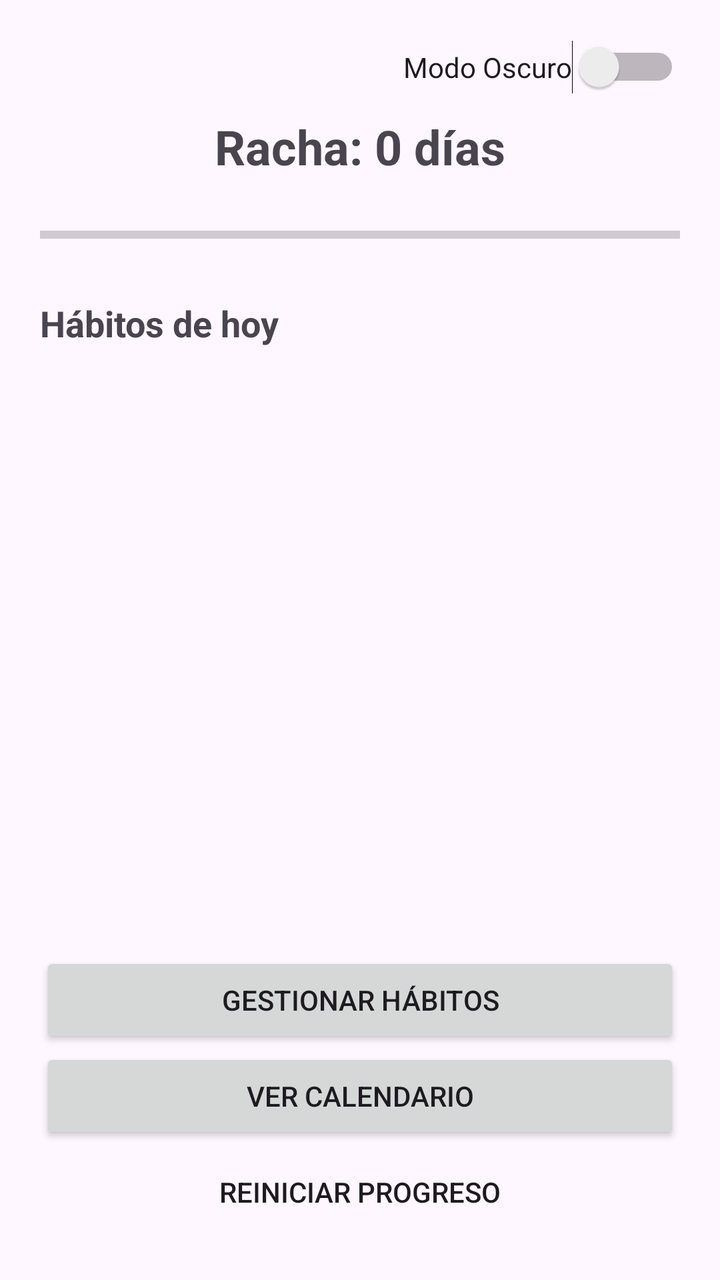
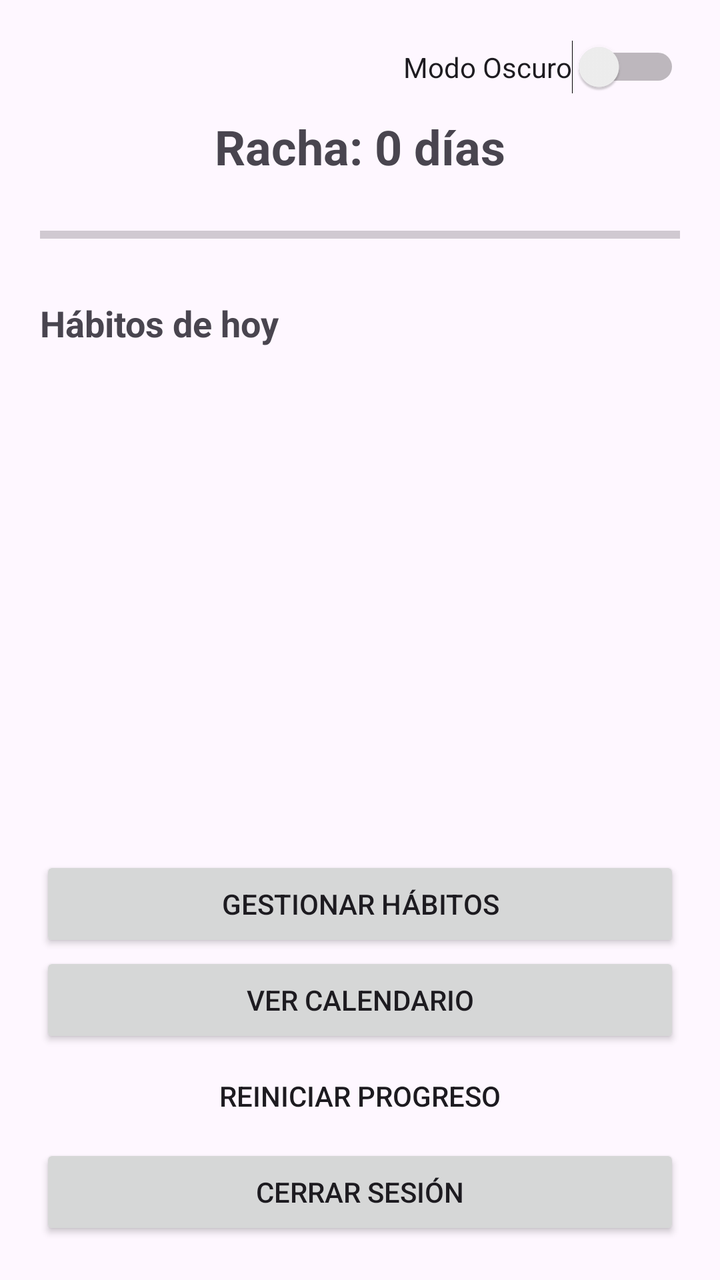

An Android layout rendered at two revisions. The XML below is the earlier revision; the diff shows what the commit changed to produce the second picture.
<!-- AndroidManifest.xml: application theme Theme.HabiTrack -->
<!-- res/layout/activity_main.xml -->
<?xml version="1.0" encoding="utf-8"?>
<LinearLayout xmlns:android="http://schemas.android.com/apk/res/android"
    android:id="@+id/main"
    android:layout_width="match_parent"
    android:layout_height="match_parent"
    android:orientation="vertical"
    android:padding="20dp">

    <LinearLayout
        android:layout_width="match_parent"
        android:layout_height="wrap_content"
        android:gravity="end"
        android:orientation="horizontal">

        <Switch
            android:id="@+id/switchModoOscuro"
            android:layout_width="wrap_content"
            android:layout_height="wrap_content"
            android:text="Modo Oscuro" />
    </LinearLayout>

    <TextView
        android:id="@+id/tvRacha"
        android:layout_width="match_parent"
        android:layout_height="wrap_content"
        android:layout_marginTop="10dp"
        android:gravity="center"
        android:text="Racha: 0 días"
        android:textSize="24sp"
        android:textStyle="bold" />

    <ProgressBar
        android:id="@+id/progressBarHabitos"
        style="?android:attr/progressBarStyleHorizontal"
        android:layout_width="match_parent"
        android:layout_height="24dp"
        android:layout_marginTop="16dp"
        android:layout_marginBottom="20dp"
        android:max="100"
        android:progress="0" />

    <TextView
        android:layout_width="match_parent"
        android:layout_height="wrap_content"
        android:layout_marginBottom="8dp"
        android:text="Hábitos de hoy"
        android:textSize="18sp"
        android:textStyle="bold" />

    <ScrollView
        android:layout_width="match_parent"
        android:layout_height="0dp"
        android:layout_weight="1">

        <LinearLayout
            android:id="@+id/layoutContenedorHabitos"
            android:layout_width="match_parent"
            android:layout_height="wrap_content"
            android:orientation="vertical" />
    </ScrollView>

    <LinearLayout
        android:layout_width="match_parent"
        android:layout_height="wrap_content"
        android:layout_marginTop="12dp"
        android:orientation="vertical">

        <Button
            android:id="@+id/btnAgregarHabito"
            android:layout_width="match_parent"
            android:layout_height="wrap_content"
            android:text="Gestionar Hábitos" />

        <Button
            android:id="@+id/btnVerCalendario"
            android:layout_width="match_parent"
            android:layout_height="wrap_content"
            android:text="Ver Calendario" />

        <Button
            android:id="@+id/btnReiniciar"
            style="?android:attr/borderlessButtonStyle"
            android:layout_width="match_parent"
            android:layout_height="wrap_content"
            android:text="Reiniciar Progreso" />
    </LinearLayout>

</LinearLayout>
<!-- resources referenced by this layout -->
<resources>
  <style name="Theme.HabiTrack" parent="Base.Theme.HabiTrack" />
  <style name="Base.Theme.HabiTrack" parent="Theme.Material3.DayNight.NoActionBar">
          
          
      </style>
</resources>

<!-- the commit's change to res/layout/activity_main.xml (unified diff, before → after) -->
@@ -83,6 +83,13 @@
             android:layout_width="match_parent"
             android:layout_height="wrap_content"
             android:text="Reiniciar Progreso" />
+
+        <Button
+            android:id="@+id/btnCerrarSesion"
+            android:layout_width="match_parent"
+            android:layout_height="wrap_content"
+            android:text="Cerrar Sesión" />
+
     </LinearLayout>
 
 </LinearLayout>
